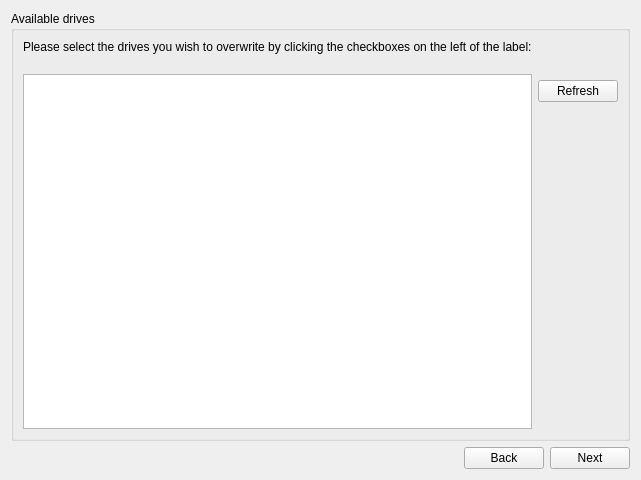
Before: the Qt Designer form KuuraGUI/DriveSelectTab.ui in visuve/Tunkio, drawn with Qt 5.
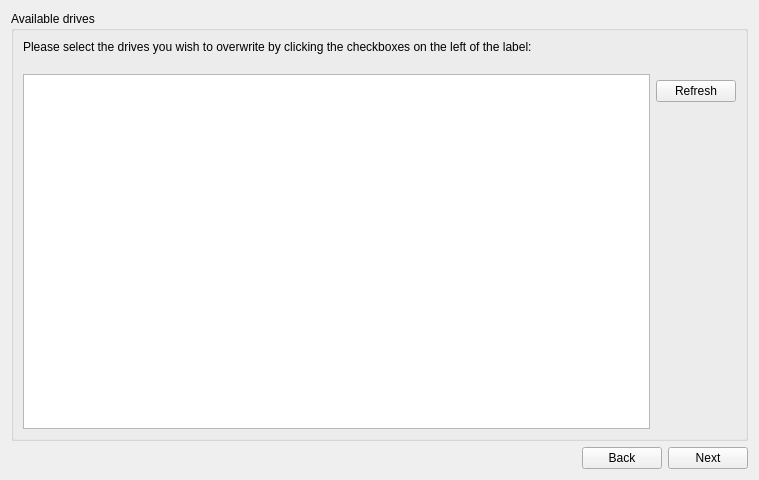
After: the same form once the commit is applied.

Commit message: Select rows instead of cells

What changed in the file:
```diff
--- a/KuuraGUI/DriveSelectTab.ui
+++ b/KuuraGUI/DriveSelectTab.ui
@@ -6,7 +6,7 @@
    <rect>
     <x>0</x>
     <y>0</y>
-    <width>640</width>
+    <width>759</width>
     <height>480</height>
    </rect>
   </property>
```
Left out of the diff: 2 changed lines with no effect on the pictures.
